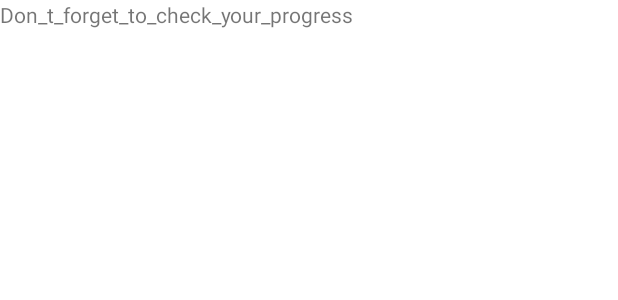
After one commit to michalismichailidis1999/ergasia-efargogwn, an Android app: the layout activity_progress.xml on its own in the app's theme, with its tools: preview values and no code run, on a phone screen of 412 x 824 dp. The commit adds this screen. Shown: the top 300 px of the screen. Run offline under Robolectric (Android 15) with nearby library versions, the phone set to English and light mode, and no system bars.

Commit message:
Ξεκίνησα το ProgressActivity

```diff
--- a/app/src/main/AndroidManifest.xml
+++ b/app/src/main/AndroidManifest.xml
@@ -9,7 +9,9 @@
         android:roundIcon="@mipmap/ic_launcher_round"
         android:supportsRtl="true"
         android:theme="@style/Theme.ErgasiaSxolis">
-        <activity android:name=".NextMeal.SaveMealActivity"></activity>
+        <activity android:name=".progress.EatedMealAdapter"></activity>
+        <activity android:name=".progress.ProgressActivity" />
+        <activity android:name=".NextMeal.SaveMealActivity" />
         <activity android:name=".NextMeal.NextMealActivity" />
         <activity android:name=".MenuActivity" />
         <activity android:name=".Auth.RegisterUserCredentialsActivity" />
--- /dev/null
+++ b/app/src/main/res/layout/activity_progress.xml
@@ -0,0 +1,18 @@
+<?xml version="1.0" encoding="utf-8"?>
+<androidx.constraintlayout.widget.ConstraintLayout xmlns:android="http://schemas.android.com/apk/res/android"
+    xmlns:app="http://schemas.android.com/apk/res-auto"
+    xmlns:tools="http://schemas.android.com/tools"
+    android:layout_width="match_parent"
+    android:layout_height="match_parent"
+    tools:context=".progress.ProgressActivity">
+
+    <TextView
+        android:id="@+id/TitleMessage"
+        android:layout_width="wrap_content"
+        android:layout_height="wrap_content"
+        android:text="Don_t_forget_to_check_your_progress"
+        tools:ignore="MissingConstraints"
+        tools:layout_editor_absoluteX="89dp"
+        tools:layout_editor_absoluteY="42dp" />
+
+</androidx.constraintlayout.widget.ConstraintLayout>
--- a/app/src/main/res/values/strings.xml
+++ b/app/src/main/res/values/strings.xml
@@ -6,6 +6,7 @@
     <string name="email_input">Enter your email...</string>
     <string name="password_input">Enter your password...</string>
     <string name="confirm_password_input">Confirm your password...</string>
+    <string name="don_t_forget_to_scheck_your_progress">Don\'t forget to scheck your progress</string>
 
     <string-array name="meal_categories">
         <item>Meat</item>
```
Also changed, not shown: app/src/main/java/michailidismichalis/com/ergasiasxolis/progress/ProgressActivity.java (added, +133 -0 lines).
